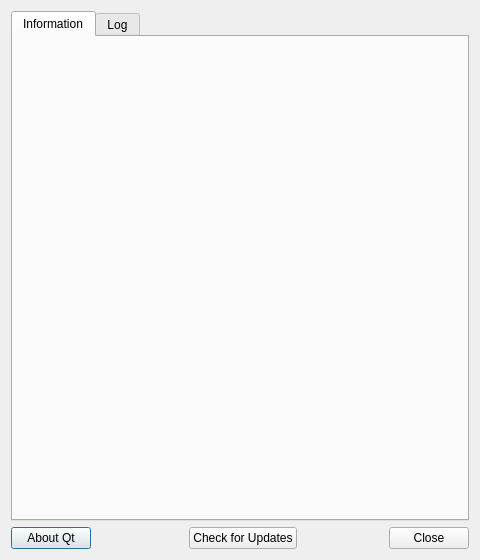
Above: gui_about.ui from noembryo/KoHighlights before the change. Below: the same form after it.
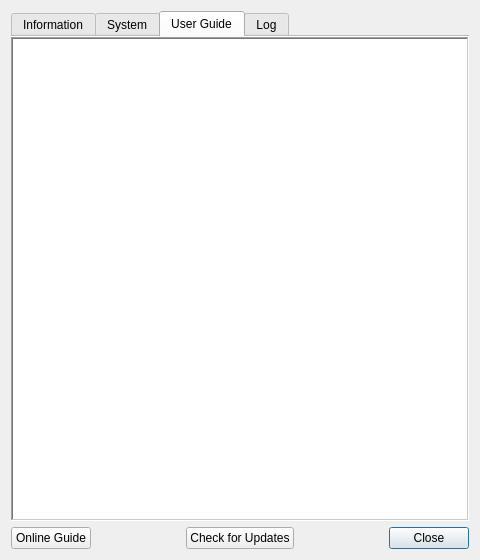
That is the form after the change. The open tabs and pages were chosen to show the change.

```diff
--- a/gui_about.ui
+++ b/gui_about.ui
@@ -28,6 +28,9 @@
      <property name="currentIndex">
       <number>0</number>
      </property>
+     <property name="documentMode">
+      <bool>true</bool>
+     </property>
      <widget class="QWidget" name="info_tab">
       <attribute name="title">
        <string>Information</string>
@@ -49,8 +52,8 @@
            <rect>
             <x>0</x>
             <y>0</y>
-            <width>454</width>
-            <height>485</height>
+            <width>460</width>
+            <height>490</height>
            </rect>
           </property>
           <property name="styleSheet">
@@ -91,6 +94,46 @@
        </item>
       </layout>
      </widget>
+     <widget class="QWidget" name="system_tab">
+      <attribute name="title">
+       <string>System</string>
+      </attribute>
+      <layout class="QVBoxLayout" name="verticalLayout_4">
+       <property name="margin">
+        <number>0</number>
+       </property>
+       <item>
+        <widget class="QTextEdit" name="system_txt">
+         <property name="textInteractionFlags">
+          <set>Qt::TextSelectableByMouse</set>
+         </property>
+        </widget>
+       </item>
+      </layout>
+     </widget>
+     <widget class="QWidget" name="usage_tab">
+      <attribute name="title">
+       <string>User Guide</string>
+      </attribute>
+      <layout class="QVBoxLayout" name="verticalLayout_3">
+       <property name="margin">
+        <number>0</number>
+       </property>
+       <item>
+        <widget class="QTextBrowser" name="usage_txt">
+         <property name="frameShape">
+          <enum>QFrame::WinPanel</enum>
+         </property>
+         <property name="textInteractionFlags">
+          <set>Qt::TextBrowserInteraction</set>
+         </property>
+         <property name="openLinks">
+          <bool>false</bool>
+         </property>
+        </widget>
+       </item>
+      </layout>
+     </widget>
      <widget class="QWidget" name="log_tab">
       <attribute name="title">
        <string>Log</string>
@@ -134,7 +177,10 @@
       <item>
        <widget class="QPushButton" name="about_qt_btn">
         <property name="text">
-         <string>About Qt</string>
+         <string>Online Guide</string>
+        </property>
+        <property name="autoDefault">
+         <bool>false</bool>
         </property>
        </widget>
       </item>
@@ -145,7 +191,7 @@
         </property>
         <property name="sizeHint" stdset="0">
          <size>
-          <width>92</width>
+          <width>40</width>
           <height>20</height>
          </size>
         </property>
@@ -159,6 +205,9 @@
         <property name="text">
          <string>Check for Updates</string>
         </property>
+        <property name="autoDefault">
+         <bool>false</bool>
+        </property>
        </widget>
       </item>
       <item>
```
Left out of the diff: 13 changed lines with no effect on the pictures.
